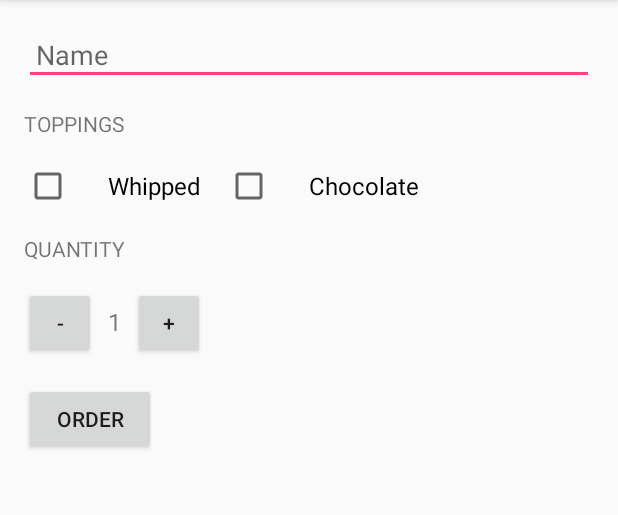
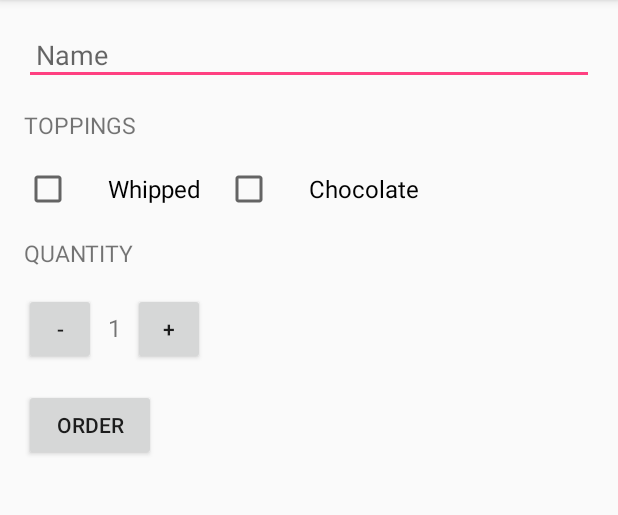
Before and after one commit to ahtaufiiq/Portfolio-Android, an Android app: the screen it shows after launch (MainActivity), on a phone screen of 412 x 824 dp, the part 84-599 px from its top. Run offline under Robolectric (Android 15) with nearby library versions, the light colour scheme and no system bars.

Commit message:
Custom Style for Header Text

```diff
--- a/Udacity Course/Basics User Interfaces/OrderCoffe/app/src/main/res/layout/activity_main.xml
+++ b/Udacity Course/Basics User Interfaces/OrderCoffe/app/src/main/res/layout/activity_main.xml
@@ -20,8 +20,9 @@
         android:layout_width="match_parent"
         android:layout_height="wrap_content"
         android:text="Toppings"
-        android:textAllCaps="true"
+        style="@style/HeaderTextStyle"
         />
+
     <LinearLayout
         android:layout_width="match_parent"
         android:layout_height="wrap_content"
@@ -52,7 +53,7 @@
         android:layout_width="wrap_content"
         android:layout_height="wrap_content"
         android:text="@string/label_quantity"
-        android:textAllCaps="true"/>
+        style="@style/HeaderTextStyle"/>
 
     <LinearLayout
         android:layout_width="match_parent"
--- a/Udacity Course/Basics User Interfaces/OrderCoffe/app/src/main/res/values/styles.xml
+++ b/Udacity Course/Basics User Interfaces/OrderCoffe/app/src/main/res/values/styles.xml
@@ -8,4 +8,12 @@
         <item name="colorAccent">@color/colorAccent</item>
     </style>
 
+    <style name="HeaderTextStyle">
+        <item name="android:layout_width">wrap_content</item>
+        <item name="android:gravity">center_vertical</item>
+        <item name="android:textSize">15sp</item>
+        <item name="android:layout_height">48dp</item>
+        <item name="android:textAllCaps">true</item>
+    </style>
+
 </resources>
```
